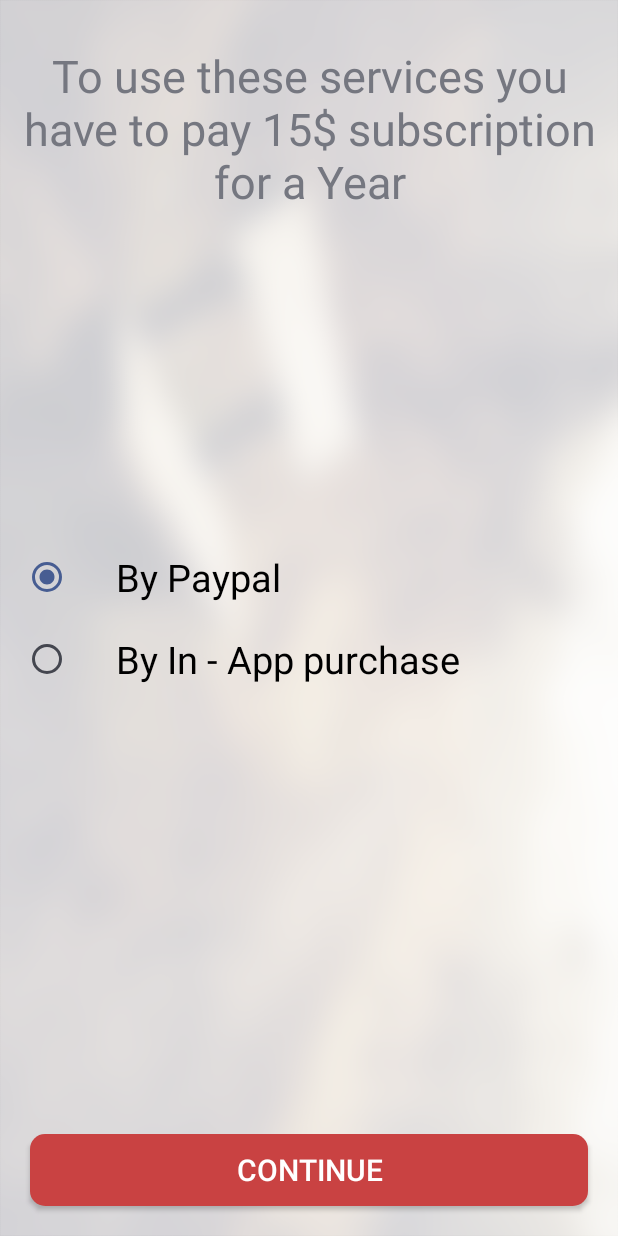
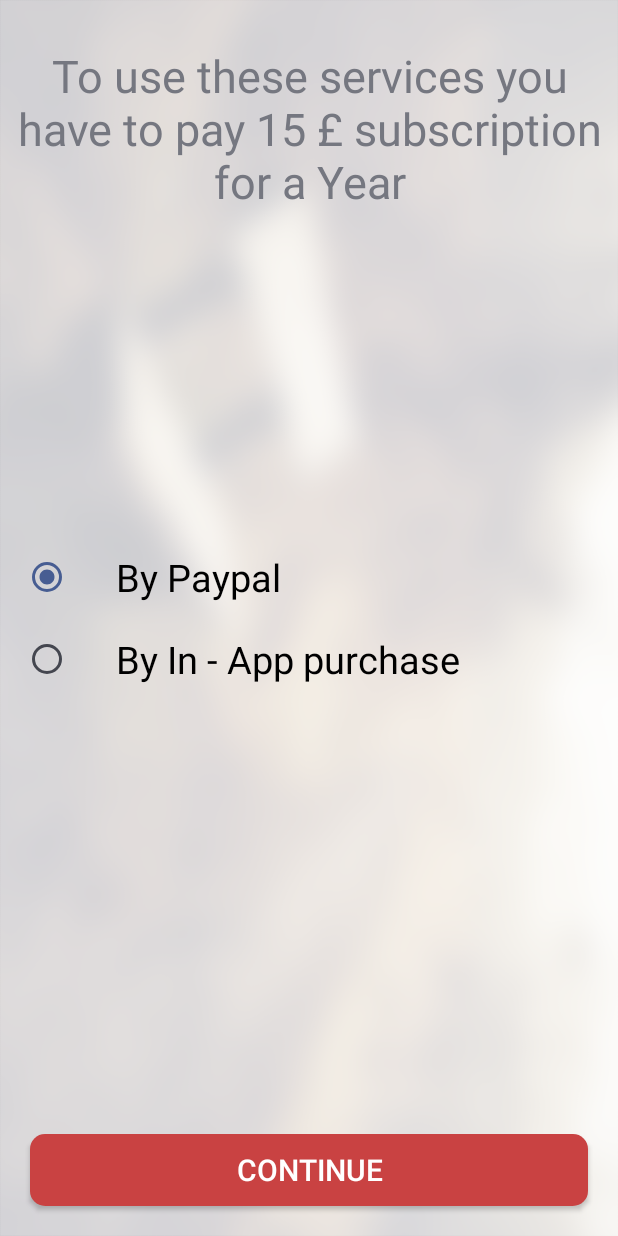
Before and after one commit to amansinghal/MusicWhistleListener, an Android app: the Activity_Paypal screen opened directly, with no data from a screen before it, on a phone screen of 412 x 824 dp. Run offline under Robolectric (Android 15) with nearby library versions, the phone set to English and light mode, and no system bars; our stand-ins replace Picasso; libraries missing offline, so code that uses them is left out: com.paypal.android, eu.janmuller.android, io.nlopez.smartadapters, retrofit.client; pictures from the network do not load; 4 statements that could not run were skipped.

Commit message:
ad new func fixed

```diff
--- a/app/src/main/java/com/music/aman/musicg/Activity_Paypal.java
+++ b/app/src/main/java/com/music/aman/musicg/Activity_Paypal.java
@@ -14,6 +14,7 @@ import android.widget.Button;
 import android.widget.CheckBox;
 import android.widget.RadioButton;
 import android.widget.RadioGroup;
+import android.widget.TextView;
 import android.widget.Toast;
 
 import com.music.aman.musicg.Models.APIInterface;
@@ -63,6 +64,7 @@ public class Activity_Paypal extends Activity {
     private static final int REQUEST_CODE_FUTURE_PAYMENT = 2;
     public static final String PAYMENT_FOR_KEY = "PAYMENT_FOR_KEY";
     public static final String VIEW_FOR_KEY = "VIEW_FOR_KEY";
+    public static final String AD_ID_KEY = "AD_ID_KEY";
     private static PayPalConfiguration config = new PayPalConfiguration().environment(CONFIG_ENVIRONMENT).clientId(CONFIG_CLIENT_ID)
 // the following are only used in PayPalFuturePaymentActivity.
             .merchantName("Hipster Store")
@@ -75,7 +77,7 @@ public class Activity_Paypal extends Activity {
     private Button continueBtn;
     private SharedPreferences preferences;
     private ProgressDialog progressDialog;
-    private String payFor;
+    private String payFor, ad_id = "";
     private int viewFor, totCount = 0;
 
     enum paymentFor {
@@ -92,15 +94,20 @@ public class Activity_Paypal extends Activity {
         progressDialog.setCancelable(false);
         payFor = getIntent().getStringExtra(PAYMENT_FOR_KEY);
         viewFor = getIntent().getIntExtra(VIEW_FOR_KEY, 0);
+        ad_id = getIntent().getStringExtra(AD_ID_KEY);
         setContentView(R.layout.activity_paypal);
+        if (ad_id != null) {
+            ((TextView) findViewById(R.id.add_header_msg)).setText(getString(R.string.ad_sub_msg));
+        }else{
+            ad_id = "";
+        }
         Intent intent = new Intent(this, PayPalService.class);
         intent.putExtra(PayPalService.EXTRA_PAYPAL_CONFIGURATION, config);
         startService(intent);
 
         radioGroup = (RadioGroup) findViewById(R.id.radio_group);
 
-        if (Build.VERSION.SDK_INT >= Build.VERSION_CODES.JELLY_BEAN_MR1)
-        {
+        if (Build.VERSION.SDK_INT >= Build.VERSION_CODES.JELLY_BEAN_MR1) {
             final float scale = this.getResources().getDisplayMetrics().density;
             ((RadioButton) radioGroup.getChildAt(0)).setPadding(((RadioButton) radioGroup.getChildAt(0)).getPaddingLeft() + (int) (10.0f * scale + 0.5f),
                     ((RadioButton) radioGroup.getChildAt(0)).getPaddingTop(),
@@ -118,7 +125,7 @@ public class Activity_Paypal extends Activity {
             @Override
             public void onClick(View view) {
                 if (radioGroup.getCheckedRadioButtonId() == R.id.radio1) {
-                    thingToBuy = new PayPalPayment(new BigDecimal("15"), "USD", payFor, PayPalPayment.PAYMENT_INTENT_SALE);
+                    thingToBuy = new PayPalPayment(ad_id.isEmpty() ? new BigDecimal("15") : new BigDecimal("600"), "GBP", payFor, PayPalPayment.PAYMENT_INTENT_SALE);
                     Intent intent1 = new Intent(Activity_Paypal.this,
                             PaymentActivity.class);
                     intent1.putExtra(PaymentActivity.EXTRA_PAYMENT, thingToBuy);
@@ -140,6 +147,15 @@ public class Activity_Paypal extends Activity {
         return intent;
     }
 
+    public static Intent getIntent(Context context, int viewFor, String paymentFor, String ad_id) {
+
+        Intent intent = new Intent(context, Activity_Paypal.class);
+        intent.putExtra(PAYMENT_FOR_KEY, paymentFor);
+        intent.putExtra(VIEW_FOR_KEY, viewFor);
+        intent.putExtra(AD_ID_KEY, ad_id);
+        return intent;
+    }
+
     public void onFuturePaymentPressed(View pressed) {
         Intent intent = new Intent(Activity_Paypal.this,
                 PayPalFuturePaymentActivity.class);
@@ -158,7 +174,7 @@ public class Activity_Paypal extends Activity {
                         JSONObject jsonObject = confirm.toJSONObject();
                         jsonObject = jsonObject.getJSONObject("response");
                         if (jsonObject.getString("state").equalsIgnoreCase("approved")) {
-                            if (payFor.equalsIgnoreCase("advertisement")) {
+                            if (payFor.equalsIgnoreCase("Ad Subscription")) {
                                 updateAdSubcription();
                             } else {
                                 updateFacilitySubcription();
@@ -236,7 +252,7 @@ public class Activity_Paypal extends Activity {
 
         final APIInterface apiInterface = Utils.getAdapterWebService();
 
-        apiInterface.getUSerSubscriptionUpdate("updatefacilitySubcription", preferences.getString(MainActivity.USER_ID_KEY, ""), "15","Paypal", new Callback<APIModel>() {
+        apiInterface.getUSerSubscriptionUpdate("updatefacilitySubcription", preferences.getString(MainActivity.USER_ID_KEY, ""), "15", "Paypal", new Callback<APIModel>() {
             @Override
             public void success(APIModel apiModel, Response response) {
                 System.out.println(apiModel);
@@ -266,11 +282,12 @@ public class Activity_Paypal extends Activity {
     }
 
     private void updateAdSubcription() {
+
         progressDialog.show();
 
         final APIInterface apiInterface = Utils.getAdapterWebService();
 
-        apiInterface.getUSerSubscriptionUpdate("addSubcription", preferences.getString(MainActivity.USER_ID_KEY, ""), "15","Paypal", new Callback<APIModel>() {
+        apiInterface.addSubscriptionUpdate("addSubcription", preferences.getString(MainActivity.USER_ID_KEY, ""), "600", "Paypal", ad_id, "6", new Callback<APIModel>() {
             @Override
             public void success(APIModel apiModel, Response response) {
                 System.out.println(apiModel);
--- a/app/src/main/java/com/music/aman/musicg/Fragments/Frag_Add_Ad.java
+++ b/app/src/main/java/com/music/aman/musicg/Fragments/Frag_Add_Ad.java
@@ -15,6 +15,7 @@ import android.widget.ImageView;
 import android.widget.Toast;
 
 import com.music.aman.musicg.Activity_Advertisement;
+import com.music.aman.musicg.Activity_Paypal;
 import com.music.aman.musicg.FileUtils;
 import com.music.aman.musicg.MainActivity;
 import com.music.aman.musicg.Models.APIInterface;
@@ -106,6 +107,8 @@ public class Frag_Add_Ad extends Fragment {
             public void success(APIModel apiModel, Response response) {
                 advertisement.hideProgess();
                 if (apiModel.getSuccess().equals("1")) {
+                    if (objAddvertisment == null)
+                    startActivity(Activity_Paypal.getIntent(getActivity(),R.id.advertisment,"Ad Subscription",apiModel.getAd_id()));
                     getFragmentManager().popBackStack();
                 } else {
                     Toast.makeText(getActivity(), apiModel.getReplyMsg(), Toast.LENGTH_LONG).show();
--- a/app/src/main/java/com/music/aman/musicg/MainActivity.java
+++ b/app/src/main/java/com/music/aman/musicg/MainActivity.java
@@ -71,7 +71,6 @@ public class MainActivity extends Activity implements View.OnClickListener {
         Utils.overrideFonts(this, this.getWindow().getDecorView().findViewById(android.R.id.content));
         runnerServiceIntent = new Intent(this, RunnerService.class);
         timer = new Timer();
-        getAdds();
         adWidth = Utils.getWidthHeight(this)[0] / 5;
     }
 
@@ -137,7 +136,9 @@ public class MainActivity extends Activity implements View.OnClickListener {
                         @Override
                         public void run() {
 
-                            if ((5 + i) >= apiModel.getAddvertisment().size()) {
+//                            Log.e("(5 + i)",""+(5 + i));
+
+                            if ((5 + i) > apiModel.getAddvertisment().size() && i != 0) {
                                 i = 0;
                                 getAdds();
                                 return;
@@ -150,22 +151,24 @@ public class MainActivity extends Activity implements View.OnClickListener {
 
                                         adView.removeAllViews();
 
-                                        final int pos = i;
+
 
                                         int endPos = apiModel.getAddvertisment().size() > ( 5 + i) ? (5 + i) : apiModel.getAddvertisment().size();
 
                                         for (int j = 0+i ;j < endPos ; j++){
 
+                                            final int pos = j;
+
                                             Log.e("Positions", "" + j + "URL" + apiModel.getImage_path() + apiModel.getAddvertisment().get(j).getImage_url());
 
-                                            ImageView imageView = new ImageView(MainActivity.this);
+                                            final ImageView imageView = new ImageView(MainActivity.this);
 
                                             imageView.setScaleType(ImageView.ScaleType.FIT_XY);
 
                                             Picasso.with(MainActivity.this).load(apiModel.getImage_path() + apiModel.getAddvertisment().get(j).getImage_url()).resize(adWidth,adWidth).into(imageView, new com.squareup.picasso.Callback() {
                                                 @Override
                                                 public void onSuccess() {
-                                                    adView.setOnClickListener(new View.OnClickListener() {
+                                                    imageView.setOnClickListener(new View.OnClickListener() {
                                                         @Override
                                                         public void onClick(View view) {
                                                             try {
@@ -193,7 +196,7 @@ public class MainActivity extends Activity implements View.OnClickListener {
 
                                                 }
                                             });
-
+                                            //if (apiModel.getAddvertisment().get(j).getIsVisible().equals("1"))
                                             adView.addView(imageView);
                                         }
 
@@ -212,7 +215,7 @@ public class MainActivity extends Activity implements View.OnClickListener {
             @Override
             public void failure(RetrofitError error) {
                 error.printStackTrace();
-                Toast.makeText(MainActivity.this, error.getMessage(), Toast.LENGTH_LONG).show();
+                //Toast.makeText(MainActivity.this, error.getMessage(), Toast.LENGTH_LONG).show();
             }
         });
     }
--- a/app/src/main/java/com/music/aman/musicg/Models/APIInterface.java
+++ b/app/src/main/java/com/music/aman/musicg/Models/APIInterface.java
@@ -25,6 +25,10 @@ public  interface APIInterface {
     @POST("/index.php")
     public void getUSerSubscriptionUpdate(@Field("tag")String tag,@Field("user_id")String user_id,@Field("price")String price,@Field("type")String type,Callback<APIModel> apiModelCallback);
 
+    @FormUrlEncoded
+    @POST("/index.php")
+    public void addSubscriptionUpdate(@Field("tag")String tag,@Field("user_id")String user_id,@Field("price")String price,@Field("type")String type,@Field("ad_id")String ad_id,@Field("period")String period,Callback<APIModel> apiModelCallback);
+
     @Multipart
     @POST("/upload.php")
     public void upload(@Part("fileToUpload")TypedFile file,@Part("ad_id")String ad_id,@Part("uid")String uid,@Part("url")String url,Callback<APIModel> apiModelCallback);
--- a/app/src/main/java/com/music/aman/musicg/Models/APIModel.java
+++ b/app/src/main/java/com/music/aman/musicg/Models/APIModel.java
@@ -19,6 +19,12 @@ public class APIModel
     private String replyMsg;
 
     private Subcriptions subcriptions;
+
+    private String ad_id;
+
+    public String getAd_id() {
+        return ad_id;
+    }
 
     private String image_path;
 
--- a/app/src/main/java/com/music/aman/musicg/Models/PayHisView.java
+++ b/app/src/main/java/com/music/aman/musicg/Models/PayHisView.java
@@ -33,7 +33,7 @@ public class PayHisView extends BindableLayout<Payments> {
         String fromat = "<b>Pay for:</b> "+payments.getPay_for()+"<br>" +
                 "<b>Date: </b>"+payments.getDate_pay()+"<br>" +
                 "<b>Pay via: </b>"+payments.getType()+"<br>"+
-                "<b>$</b>"+payments.getAmount();
+                "<b>&#163;</b>"+payments.getAmount();
         textView.setText(Html.fromHtml(fromat));
     }
 }
--- a/app/src/main/res/layout/activity_paypal.xml
+++ b/app/src/main/res/layout/activity_paypal.xml
@@ -6,12 +6,13 @@
     android:orientation="vertical">
 
     <TextView
+        android:id="@+id/add_header_msg"
         android:layout_width="match_parent"
         android:layout_height="wrap_content"
         android:layout_alignParentTop="true"
         android:gravity="center"
         android:layout_marginTop="30dp"
-        android:text="To use these services you have to pay 15$ subscription for a Year"
+        android:text="@string/fac_sub_msg"
         android:textSize="30sp" />
 
     <RadioGroup
--- a/app/src/main/res/values/strings.xml
+++ b/app/src/main/res/values/strings.xml
@@ -8,4 +8,6 @@
     <string name="ready_to_record">Ready to record</string>
     <string name="facebook_app_id">1673684772867391</string>
     <string name="user_warning">You are not a registered now to proceed further you have to register your self using Facebook</string>
+    <string name="fac_sub_msg">"To use these services you have to pay 15 &#163; subscription for a Year"</string>
+    <string name="ad_sub_msg">To publish your Advertisement you have to pay 600 &#163; subscription for 6 Month</string>
 </resources>
```
Also changed, not shown: app/src/main/java/com/music/aman/musicg/Fragments/Frag_MyAds.java (+20 -16 lines), app/src/main/java/com/music/aman/musicg/Models/AdListItemView.java (+20 -30 lines).
